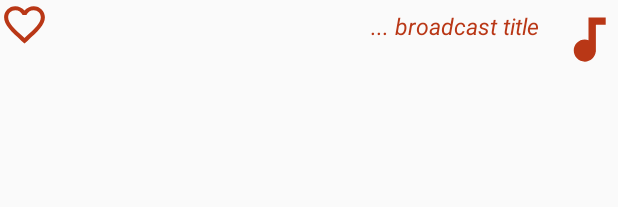
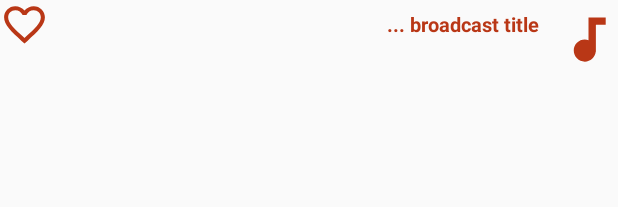
Before and after one commit to owisezoubi/RadioApplication, an Android app: the layout item_broadcast.xml on its own in the app's theme, with its tools: preview values and no code run, on a phone screen of 412 x 824 dp. Shown: the top 207 px of the screen. Run offline under Robolectric (Android 15) with nearby library versions, the phone set to English and light mode, and no system bars.

```diff
--- a/app/src/main/res/layout/fragment_home.xml
+++ b/app/src/main/res/layout/fragment_home.xml
@@ -51,8 +51,8 @@
 
     <LinearLayout
         android:layout_width="match_parent"
-        android:layout_height="@dimen/_3sdp"
-        android:background="@color/lightPrimaryColor" />
+        android:layout_height="@dimen/_5sdp"
+        android:background="@color/navbar_back_color" />
 
     <LinearLayout android:id="@+id/layoutMiniPlayer"
         android:layoutDirection="rtl"
--- a/app/src/main/res/layout/item_broadcast.xml
+++ b/app/src/main/res/layout/item_broadcast.xml
@@ -24,12 +24,12 @@
         android:layout_height="wrap_content"
         android:textColor="@color/album_alternate_1"
         android:text="broadcast title ... "
-        android:textSize="@dimen/_12ssp"
+        android:textSize="@dimen/_10ssp"
         android:layout_toEndOf="@+id/img_ItemBroadcast"
         android:layout_alignTop="@id/img_ItemBroadcast"
         android:layout_toStartOf="@id/imgFav_ItemBroadcast"
         android:layout_marginEnd="@dimen/_10sdp"
-        android:textStyle="italic"
+        android:textStyle="bold"
         android:layout_marginStart="@dimen/_10sdp"/>
 
     <ImageView
```
Also changed, not shown: app/src/main/java/com/hackathon/radioetzionapp/Adapters/BroadcastListAdapter.java (+32 -1 lines).
